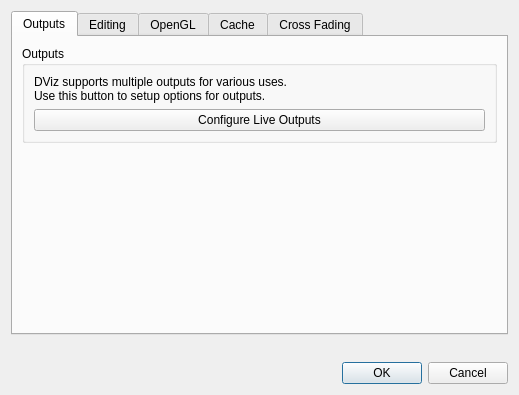
Above: src/AppSettingsDialog.ui from google-code-export/dviz before the change. Below: the same form after it.
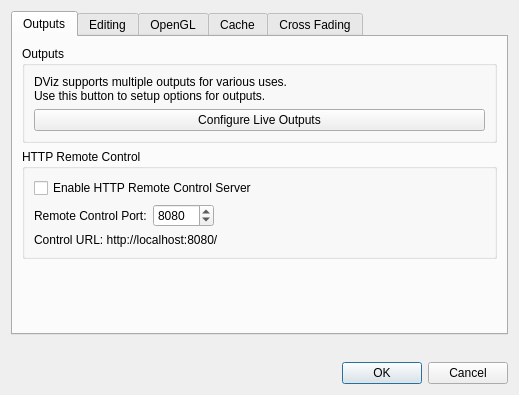
That is the form after the change. Icons and pictures are not drawn.

Commit message: Added QuickSlide functionality to HTTP remote control server. Added enable/disable HTTP control server and HTTP port option to the Program Settings dialog and AppSettings class.

Diff of the .ui file:
```diff
--- a/src/AppSettingsDialog.ui
+++ b/src/AppSettingsDialog.ui
@@ -51,6 +51,71 @@
          </layout>
         </widget>
        </item>
+       <item>
+        <widget class="QGroupBox" name="groupBox_8">
+         <property name="title">
+          <string>HTTP Remote Control</string>
+         </property>
+         <layout class="QVBoxLayout" name="verticalLayout_9">
+          <item>
+           <widget class="QCheckBox" name="httpEnabled">
+            <property name="text">
+             <string>Enable HTTP Remote Control Server</string>
+            </property>
+           </widget>
+          </item>
+          <item>
+           <widget class="QWidget" name="widget" native="true">
+            <layout class="QHBoxLayout" name="horizontalLayout_5">
+             <property name="margin">
+              <number>0</number>
+             </property>
+             <item>
+              <widget class="QLabel" name="label_13">
+               <property name="text">
+                <string>Remote Control Port:</string>
+               </property>
+              </widget>
+             </item>
+             <item>
+              <widget class="QSpinBox" name="httpPort">
+               <property name="minimum">
+                <number>1025</number>
+               </property>
+               <property name="maximum">
+                <number>65536</number>
+               </property>
+               <property name="value">
+                <number>8080</number>
+               </property>
+              </widget>
+             </item>
+             <item>
+              <spacer name="horizontalSpacer">
+               <property name="orientation">
+                <enum>Qt::Horizontal</enum>
+               </property>
+               <property name="sizeHint" stdset="0">
+                <size>
+                 <width>40</width>
+                 <height>20</height>
+                </size>
+               </property>
+              </spacer>
+             </item>
+            </layout>
+           </widget>
+          </item>
+          <item>
+           <widget class="QLabel" name="httpUrlLabel">
+            <property name="text">
+             <string>Control URL: http://localhost:8080/</string>
+            </property>
+           </widget>
+          </item>
+         </layout>
+        </widget>
+       </item>
        <item>
         <spacer name="verticalSpacer_2">
          <property name="orientation">
```
Left out of the diff: 28 changed lines with no effect on the pictures. The commit also changes 13 other files.
